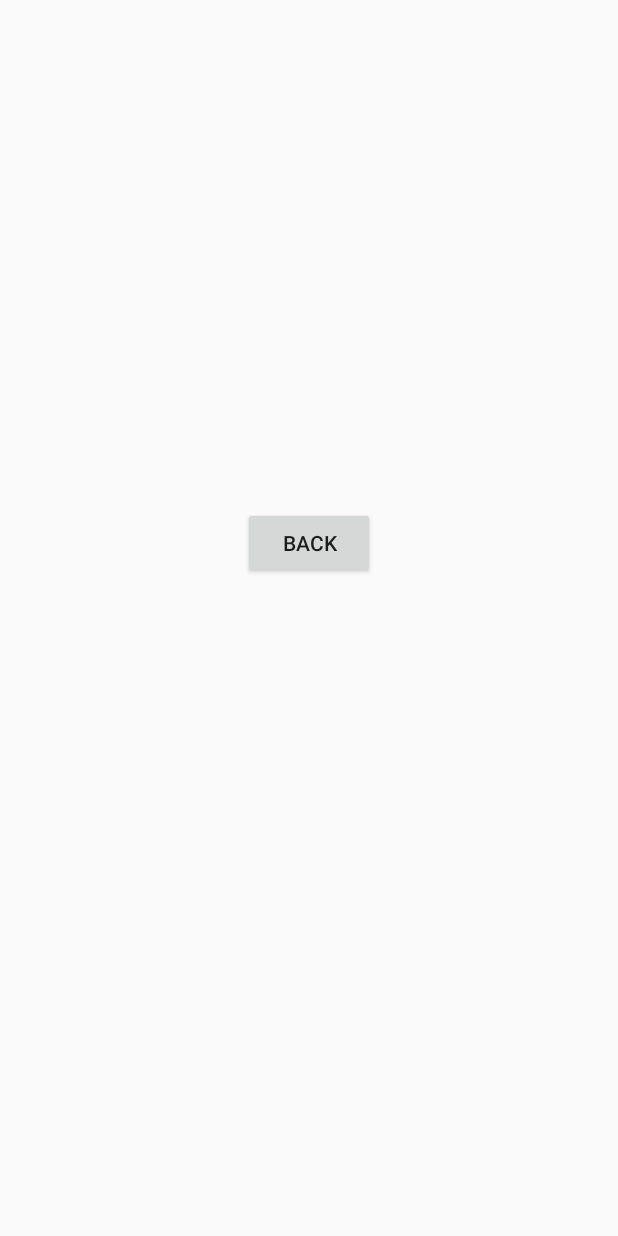
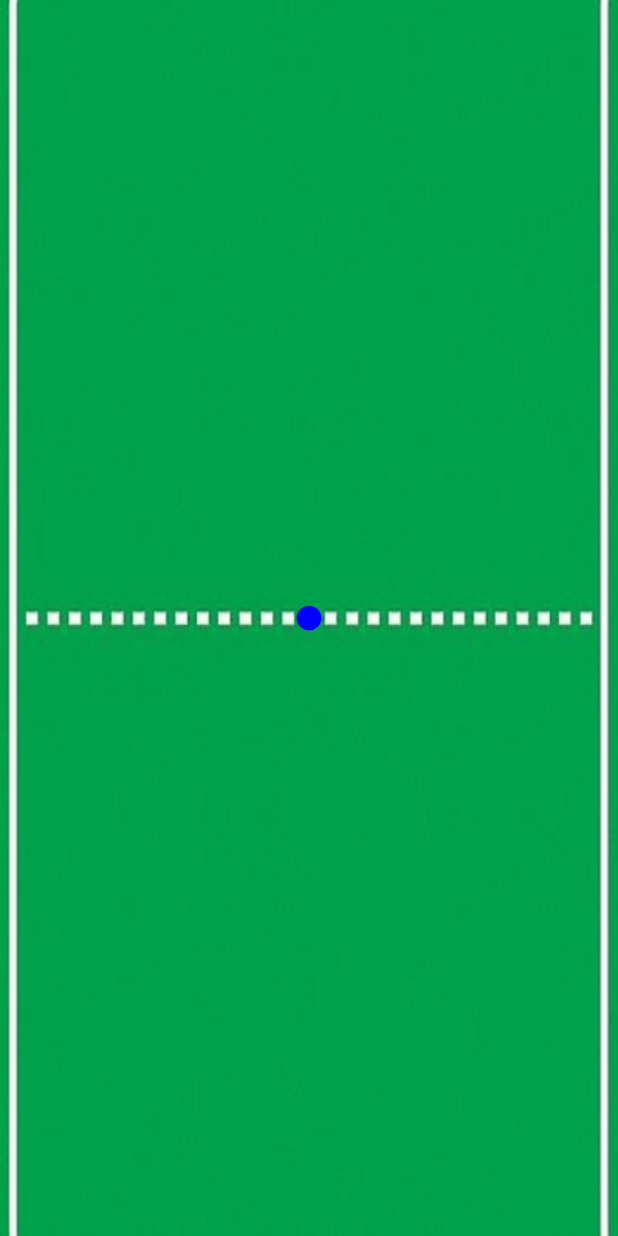
Before and after one commit to adican12/newPong, an Android app: the layout activity_play.xml on its own in the app's theme, with its tools: preview values and no code run, on a phone screen of 412 x 824 dp. Run offline under Robolectric (Android 15) with nearby library versions, the light colour scheme and no system bars.

Commit message:
15.6 first

```diff
--- /dev/null
+++ b/app/src/main/java/com/ponggame/pong/Ball.java
@@ -0,0 +1,48 @@
+package com.ponggame.pong;
+
+import android.graphics.Canvas;
+
+public class Ball {
+    float x,y,radius;
+    long t0,v0;
+    float screenWidth, screenHeight;
+
+    public void drawBall(long currentTime,Canvas canvas){
+
+    }
+
+    public float getX() {
+        return x;
+    }
+
+    public void setX(float x) {
+        this.x = x;
+    }
+
+    public float getY() {
+        return y;
+    }
+
+    public void setY(float y) {
+        this.y = y;
+    }
+
+    public float getRadius() {
+        return radius;
+    }
+
+    public void setRadius(float radius) {
+        this.radius = radius;
+    }
+
+    public Ball(float radius) {
+
+        this.radius = radius;
+    }
+
+    public Ball(float x, float y, float radius) {
+        this.x = x;
+        this.y = y;
+        this.radius = radius;
+    }
+}
--- a/app/src/main/java/com/ponggame/pong/MainActivity.java
+++ b/app/src/main/java/com/ponggame/pong/MainActivity.java
@@ -19,6 +19,8 @@ import com.ponggame.pong.storage.entity;
 import java.time.Instant;
 import java.util.List;
 
+//TODO: capital letter class (camel case all classes)
+// TODO: orintion portirit - fixed portrited in manifest
 public class MainActivity extends AppCompatActivity {
 
     MediaPlayer song, button;
--- a/app/src/main/java/com/ponggame/pong/pongView.java
+++ b/app/src/main/java/com/ponggame/pong/pongView.java
@@ -9,7 +9,10 @@ import android.util.AttributeSet;
 import android.view.View;
 
 public class pongView extends View {
-    Paint paintBall,paintPaddle;
+    Paint paintBall,paddlePaint;
+    Paddle user,boot;
+    Ball gameBall;
+    float screenWidth,screenHeight;
 
     public pongView(Context context) {
         super(context);
@@ -31,19 +34,51 @@ public class pongView extends View {
         init();
     }
 
-    public void init(){
+    private void init(){
+        // Paint blue
         paintBall=new Paint();
         paintBall.setAntiAlias(true);
-        paintBall.setColor(Color.RED);
-        paintPaddle=new Paint();
-        paintPaddle.setAntiAlias(true);
-        paintPaddle.setColor(Color.BLUE);
+        paintBall.setColor(Color.BLUE);
+
+        // Paint red
+        paddlePaint=new Paint();
+        paddlePaint.setAntiAlias(true);
+        paddlePaint.setColor(Color.RED);
+
+        // pojo create user , boot and ball
+        user=new Paddle(0.4f,0f,0.2f,0.01f);
+        boot=new Paddle(0.4f,0.99f,0.2f,0.01f);
+        gameBall=new Ball(0.5f,0.5f,0.02f);
+
+
+    }
+
+    @Override
+    protected void onSizeChanged(int xNew, int yNew, int xOld, int yOld){
+        super.onSizeChanged(xNew, yNew, xOld, yOld);
+        // TODO: insert to ball paddle
+        screenWidth = xNew;
+        screenHeight = yNew;
     }
 
     @Override
     protected void onDraw(Canvas canvas) {
-        canvas.drawCircle(10, 10, 40, paintBall);
-        canvas.drawRect(0,0,100,100,paintPaddle);
-        postInvalidate();
+        //        canvas.drawColor(0xf303f300);
+        long t=System.currentTimeMillis();
+
+        // ball
+        canvas.drawCircle(gameBall.x* screenWidth,gameBall.y*screenHeight,gameBall.radius*screenWidth,paintBall);
+
+        // Boot
+        canvas.drawRect(boot.x*screenWidth ,boot.y*screenHeight,(boot.x+boot.width)*screenWidth,(boot.y+boot.height)*screenHeight,paddlePaint);
+
+        // user
+        canvas.drawRect(user.x*screenWidth ,user.y*screenHeight,(user.x+user.width)*screenWidth,(user.y+user.height)*screenHeight,paddlePaint);
+
+    }
+
+
+    public void start(){
+        postInvalidateOnAnimation();
     }
 }
--- a/app/src/main/java/com/ponggame/pong/settingsActivity.java
+++ b/app/src/main/java/com/ponggame/pong/settingsActivity.java
@@ -34,6 +34,8 @@ public class settingsActivity extends AppCompatActivity {
         music_seekBar= (SeekBar)findViewById(R.id.music_seekBar);
         soundfx_seekBar= (SeekBar)findViewById(R.id.soundfx_seekBar);
         speed_seekBar= (SeekBar)findViewById(R.id.speed_seekBar);
+
+        // TODO: replace with shered prefernce
         _db = Room.databaseBuilder(getApplicationContext(),db.class,"clog")
                 .allowMainThreadQueries()
                 .build();
--- a/app/src/main/res/layout/activity_play.xml
+++ b/app/src/main/res/layout/activity_play.xml
@@ -4,29 +4,14 @@
     xmlns:tools="http://schemas.android.com/tools"
     android:layout_width="match_parent"
     android:layout_height="match_parent"
+    android:background="@drawable/pong_bg"
     tools:context=".playActivity">
 
     <com.ponggame.pong.pongView
-        android:id="@+id/pongGame"
-        android:layout_width="0dp"
-        android:layout_height="0dp"
-        android:layout_marginTop="8dp"
-        app:layout_constraintEnd_toEndOf="parent"
-        app:layout_constraintStart_toStartOf="parent"
-        app:layout_constraintTop_toTopOf="parent"
-        />
-
-    <Button
-        android:id="@+id/button"
-        android:layout_width="wrap_content"
-        android:layout_height="wrap_content"
-        android:layout_marginBottom="282dp"
-        android:layout_marginTop="181dp"
-        android:onClick="back"
-        android:text="@string/back"
-        app:layout_constraintBottom_toBottomOf="parent"
-        app:layout_constraintEnd_toEndOf="parent"
-        app:layout_constraintHorizontal_bias="0.5"
+        android:id="@+id/pongView"
+        android:layout_width="match_parent"
+        android:layout_height="match_parent"
         app:layout_constraintStart_toStartOf="parent"
         app:layout_constraintTop_toTopOf="parent" />
+
 </android.support.constraint.ConstraintLayout>
```
Also changed, not shown: app/src/main/AndroidManifest.xml (+8 -5 lines), app/src/main/java/com/ponggame/pong/playActivity.java (+11 -3 lines), app/src/main/res/drawable/pong_bg.jpg (added).
